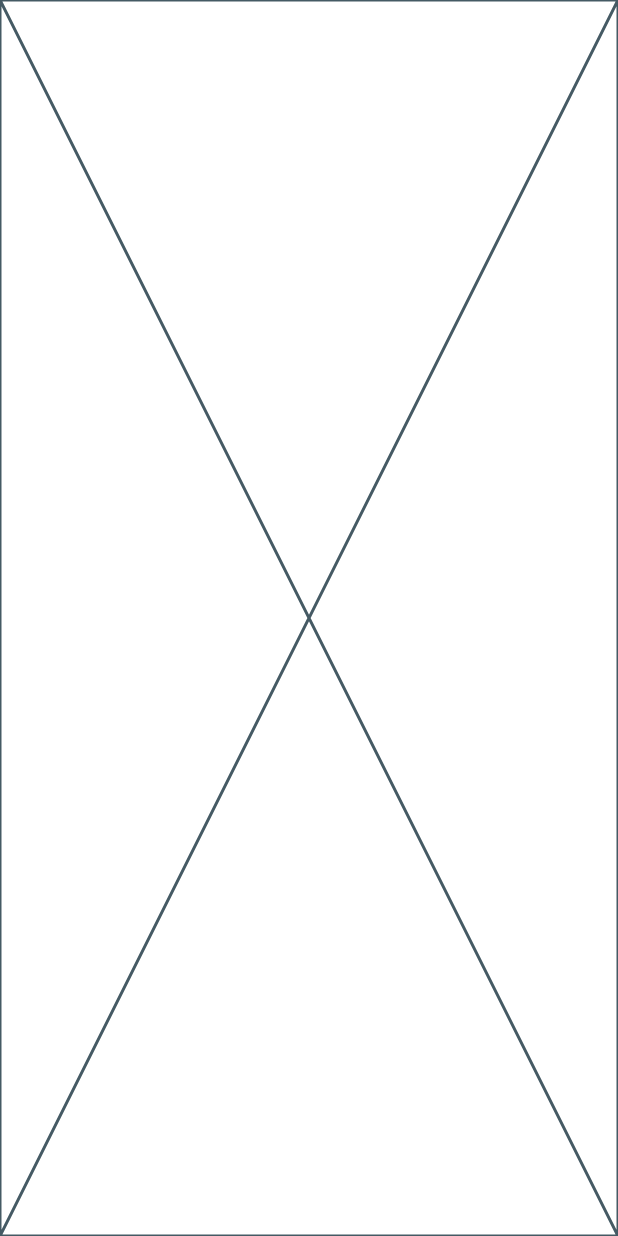
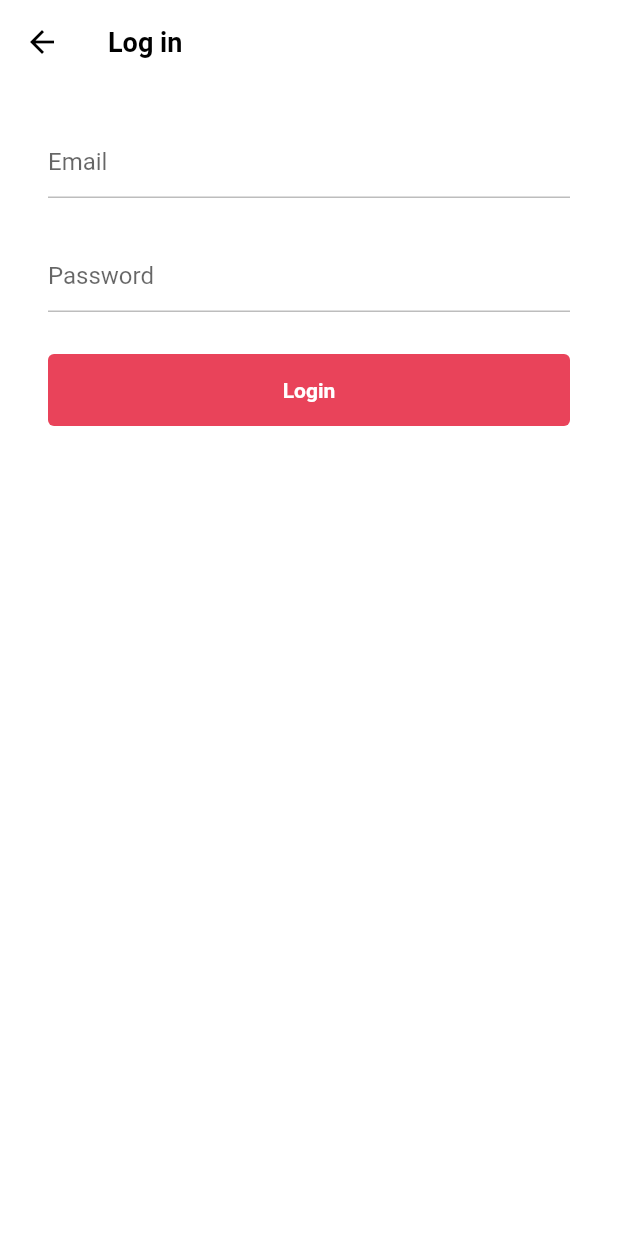
Before and after one commit to sangmin4208/tiktok_clone, a Flutter app: the LoginScreen screen opened directly, after a tap on "User email & password", on a phone screen of 412 x 824 dp. Run offline on Flutter 3.47's test engine with Material 2 defaults, Android fonts, the phone set to English and light mode, and no system bars; our stand-ins replace font_awesome_flutter.

Commit message:
👍 4.9 Login Form

```diff
--- a/lib/features/authentication/login_form_screen.dart
+++ b/lib/features/authentication/login_form_screen.dart
@@ -1,10 +1,78 @@
 import 'package:flutter/material.dart';
+import 'package:tiktok_clone/const/gaps.dart';
+import 'package:tiktok_clone/features/authentication/widgets/auth_text_form_field.dart';
+import 'package:tiktok_clone/features/authentication/widgets/widgets.dart';
 
-class LoginFormScreen extends StatelessWidget {
+class LoginFormScreen extends StatefulWidget {
   const LoginFormScreen({super.key});
 
   @override
+  State<LoginFormScreen> createState() => _LoginFormScreenState();
+}
+
+class _LoginFormScreenState extends State<LoginFormScreen> {
+  final GlobalKey<FormState> _formKey = GlobalKey<FormState>();
+
+  final Map<String, String> _formData = {};
+
+  void _onSubmitTap() {
+    if (_formKey.currentState!.validate()) {
+      _formKey.currentState!.save();
+      print(_formData);
+    }
+  }
+
+  @override
   Widget build(BuildContext context) {
-    return const Placeholder();
+    return Scaffold(
+      appBar: AppBar(
+        title: const Text('Log in'),
+      ),
+      body: Padding(
+        padding: const EdgeInsets.symmetric(
+          horizontal: 32.0,
+        ),
+        child: Form(
+          key: _formKey,
+          child: Column(
+            children: [
+              Gaps.v28,
+              AuthTextFormField(
+                labelText: 'Email',
+                validator: (value) {
+                  if (value == null || value.isEmpty) {
+                    return 'Please enter some text';
+                  }
+                  return null;
+                },
+                onSaved: (value) {
+                  _formData['email'] = value!;
+                },
+              ),
+              Gaps.v28,
+              AuthTextFormField(
+                obscureText: true,
+                labelText: 'Password',
+                validator: (value) {
+                  if (value == null || value.isEmpty) {
+                    return 'Please enter some text';
+                  }
+                  return null;
+                },
+                onSaved: (value) {
+                  _formData['password'] = value!;
+                },
+              ),
+              Gaps.v28,
+              FormButton(
+                isValid: true,
+                onTap: _onSubmitTap,
+                label: 'Login',
+              ),
+            ],
+          ),
+        ),
+      ),
+    );
   }
 }
--- a/lib/features/authentication/login_screen.dart
+++ b/lib/features/authentication/login_screen.dart
@@ -15,7 +15,7 @@ class LoginScreen extends StatelessWidget {
     Navigator.pop(context);
   }
 
-  void _onLoginTap(BuildContext context) {
+  void _onEmailLoginTap(BuildContext context) {
     Navigator.of(context).push(
       MaterialPageRoute(
         builder: (context) => const LoginFormScreen(),
@@ -86,7 +86,7 @@ class LoginScreen extends StatelessWidget {
                   AuthButton(
                     icon: const FaIcon(FontAwesomeIcons.solidUser),
                     text: "User email & password",
-                    onTap: () => _onLoginTap(context),
+                    onTap: () => _onEmailLoginTap(context),
                   ),
                   Gaps.v16,
                   AuthButton(
--- /dev/null
+++ b/lib/features/authentication/widgets/auth_text_form_field.dart
@@ -0,0 +1,46 @@
+import 'package:flutter/material.dart';
+import 'package:tiktok_clone/const/sizes.dart';
+
+class AuthTextFormField extends StatelessWidget {
+  const AuthTextFormField({
+    super.key,
+    bool obscureText = false,
+    required String labelText,
+    required String? Function(String?) validator,
+    required void Function(String?) onSaved,
+  })  : _validator = validator,
+        _onSaved = onSaved,
+        _hintText = labelText,
+        _obscureText = obscureText;
+
+  final String _hintText;
+  final String? Function(String?) _validator;
+  final void Function(String?) _onSaved;
+  final bool _obscureText;
+
+  @override
+  Widget build(BuildContext context) {
+    return TextFormField(
+      obscureText: _obscureText,
+      decoration: InputDecoration(
+        hintStyle: const TextStyle(
+          fontSize: Sizes.size16,
+          fontWeight: FontWeight.w400,
+        ),
+        enabledBorder: UnderlineInputBorder(
+          borderSide: BorderSide(
+            color: Colors.grey.shade400,
+          ),
+        ),
+        focusedBorder: const UnderlineInputBorder(
+          borderSide: BorderSide(
+            color: Colors.black87,
+          ),
+        ),
+        hintText: _hintText,
+      ),
+      validator: _validator,
+      onSaved: _onSaved,
+    );
+  }
+}
--- a/lib/features/authentication/widgets/form_button.dart
+++ b/lib/features/authentication/widgets/form_button.dart
@@ -7,11 +7,13 @@ class FormButton extends StatelessWidget {
     required this.isValid,
     this.widthFactor = 1,
     this.onTap,
+    this.label = 'Next',
   }) : super(key: key);
 
   final bool isValid;
   final double widthFactor;
   final VoidCallback? onTap;
+  final String label;
 
   bool get _isButtonEnabled => isValid && onTap != null;
   @override
@@ -45,8 +47,8 @@ class FormButton extends StatelessWidget {
                   color: _isButtonEnabled ? Colors.white : Colors.grey.shade400,
                   fontWeight: FontWeight.w600,
                 ),
-                child: const Text(
-                  'Next',
+                child: Text(
+                  label,
                   textAlign: TextAlign.center,
                 ),
               ),
```
